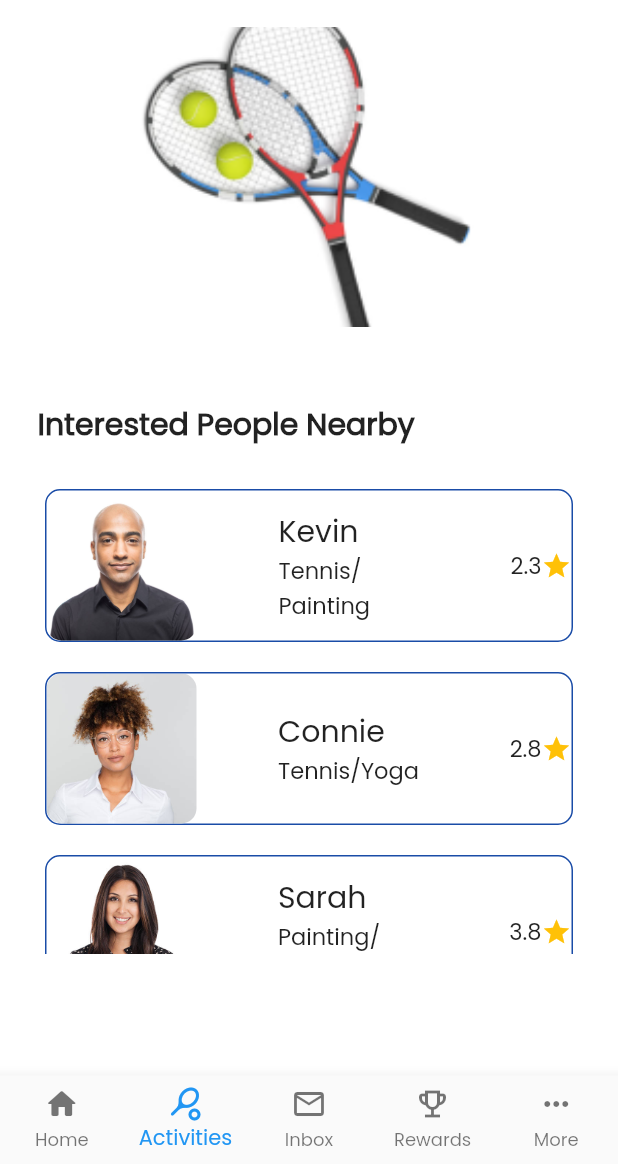
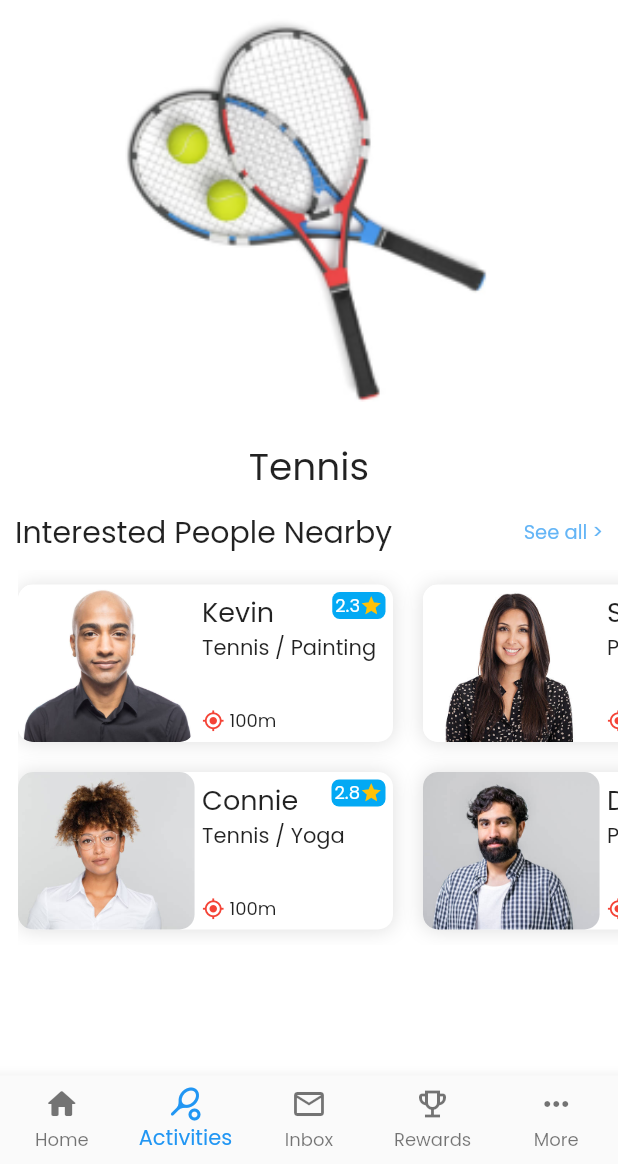
Before and after one commit to sgsm74/hackathon-phoenix, a Flutter app: the Activity screen opened by its route, after a tap on "2.3", on a phone screen of 412 x 824 dp, the part 72-1236 px from its top. Run offline on Flutter 3.47's test engine with Material 2 defaults, Android fonts, the light colour scheme and no system bars; our stand-ins replace introduction_screen, syncfusion_flutter_gauges.

Commit message:
final version of homepage

```diff
--- a/lib/data/models/activity.dart
+++ b/lib/data/models/activity.dart
@@ -67,6 +67,10 @@ class Activity {
       Activity(
           name: 'Skate', avatar: "assets/activity/skateboard.png", rating: 2.3),
       Activity(name: 'Yoga', avatar: "assets/activity/yoga.png", rating: 3.3),
+      Activity(
+          name: 'Football', avatar: "assets/activity/yoga.png", rating: 3.3),
+      Activity(
+          name: 'Basketball', avatar: "assets/activity/yoga.png", rating: 5.3),
     ];
     return activitiesList;
   }
--- a/lib/presentation/screens/activity/activity.dart
+++ b/lib/presentation/screens/activity/activity.dart
@@ -1,6 +1,7 @@
 import 'package:flutter/material.dart';
 import 'package:synergy/data/models/user.dart';
 import 'package:synergy/presentation/screens/activity/widgets/people.dart';
+import 'package:synergy/presentation/screens/home/widgets/people.dart';
 import 'package:synergy/presentation/widgets/appBar.dart';
 import 'package:synergy/presentation/widgets/bottom-navbar.dart';
 
@@ -17,14 +18,11 @@ class _ActivityState extends State<Activity> {
   Widget build(BuildContext context) {
     return Scaffold(
       appBar: customAppBar("Synergy"),
-      body: Column(
+      body: ListView(
         children: [
-          SizedBox(
-            height: 10,
-          ),
           Center(
             child: Container(
-              height: 200,
+              height: MediaQuery.of(context).size.width / 1.5,
               width: MediaQuery.of(context).size.width / 1.5,
               child: Image.asset(
                 "assets/activity/tennis-large.png",
@@ -32,10 +30,17 @@ class _ActivityState extends State<Activity> {
               ),
             ),
           ),
-          SizedBox(
-            height: 50,
+          Container(
+            margin: EdgeInsets.symmetric(vertical: 10),
+            child: Text(
+              "Tennis",
+              textAlign: TextAlign.center,
+              style: TextStyle(
+                fontSize: 25,
+              ),
+            ),
           ),
-          peopleNearbyForSpecificActivity("Interested People Nearby", users),
+          rowPeople("Interested People Nearby", users),
         ],
       ),
       bottomNavigationBar: CustomBottomNavbar(
--- a/lib/presentation/screens/home/home.dart
+++ b/lib/presentation/screens/home/home.dart
@@ -2,7 +2,7 @@ import 'package:flutter/material.dart';
 import 'package:synergy/data/models/activity.dart';
 import 'package:synergy/data/models/user.dart';
 import 'package:synergy/data/models/workshop.dart';
-import 'package:synergy/presentation/screens/home/widgets/activities.dart';
+import 'package:synergy/presentation/screens/home/widgets/homepage-activities.dart';
 import 'package:synergy/presentation/screens/home/widgets/people.dart';
 import 'package:synergy/presentation/widgets/appBar.dart';
 import 'package:synergy/presentation/widgets/bottom-navbar.dart';
@@ -70,7 +70,10 @@ class _HomeState extends State<Home> {
           SizedBox(
             height: 10,
           ),
-          rowActivities("Explore Activities", activities),
+          HomePageActivities(
+            title: "Explore Activities",
+            list: activities,
+          ),
           SizedBox(
             height: 10,
           ),
--- a/lib/presentation/screens/home/widgets/activities.dart
+++ /dev/null
@@ -1,91 +0,0 @@
-import 'package:flutter/material.dart';
-import 'package:synergy/data/models/activity.dart';
-import 'package:synergy/presentation/widgets/heading.dart';
-import 'package:synergy/utils/constants.dart';
-
-Widget rowActivities(String title, List<Activity> list) {
-  return Column(
-    crossAxisAlignment: CrossAxisAlignment.start,
-    children: [
-      headingTitle(title),
-      Container(
-        height: 150,
-        child: ListView.builder(
-          physics: BouncingScrollPhysics(),
-          scrollDirection: Axis.horizontal,
-          itemCount: list.length,
-          itemBuilder: (BuildContext context, int index) {
-            return Container(
-              margin: EdgeInsets.symmetric(horizontal: 10, vertical: 10),
-              child: Column(
-                children: [
-                  GestureDetector(
-                    onTap: () {
-                      Navigator.of(context).pushNamed('/activity');
-                    },
-                    child: Stack(
-                      alignment: Alignment.topRight,
-                      children: [
-                        Container(
-                          width: Constants.getWidth(context) / 3.5,
-                          height: Constants.getWidth(context) / 3.5,
-                          decoration: BoxDecoration(
-                            boxShadow: [
-                              BoxShadow(
-                                blurRadius: 15,
-                                offset: Offset(1, 1),
-                                spreadRadius: 2,
-                                color: Colors.grey.shade300,
-                              ),
-                            ],
-                            color: Colors.white,
-                            borderRadius: BorderRadius.all(
-                              Radius.circular(10),
-                            ),
-                          ),
-                          child: ClipRRect(
-                            borderRadius: BorderRadius.all(
-                              Radius.circular(10),
-                            ),
-                            child: Image.asset(
-                              list[index].avatar,
-                              fit: BoxFit.cover,
-                            ),
-                          ),
-                        ),
-                        Container(
-                          child: Wrap(
-                            crossAxisAlignment: WrapCrossAlignment.center,
-                            children: [
-                              Text(
-                                list[index].rating.toString(),
-                                style: TextStyle(fontSize: 12),
-                              ),
-                              Icon(
-                                Icons.star,
-                                color: Colors.amber,
-                                size: 15,
-                              ),
-                            ],
-                          ),
-                        )
-                      ],
-                    ),
-                  ),
-                  Container(
-                    width: 100,
-                    child: Text(
-                      list[index].name,
-                      textAlign: TextAlign.center,
-                      style: TextStyle(fontSize: 18),
-                    ),
-                  ),
-                ],
-              ),
-            );
-          },
-        ),
-      )
-    ],
-  );
-}
--- /dev/null
+++ b/lib/presentation/screens/home/widgets/homepage-activities.dart
@@ -0,0 +1,119 @@
+import 'package:flutter/material.dart';
+import 'package:synergy/data/models/activity.dart';
+import 'package:synergy/presentation/screens/activity/activities.dart';
+import 'package:synergy/presentation/widgets/heading.dart';
+import 'package:synergy/utils/constants.dart';
+
+class HomePageActivities extends StatelessWidget {
+  final String title;
+  final List<Activity> list;
+  const HomePageActivities({Key? key, required this.title, required this.list})
+      : super(key: key);
+
+  @override
+  Widget build(BuildContext context) {
+    return Column(
+      crossAxisAlignment: CrossAxisAlignment.start,
+      children: [
+        headingTitle(title, () {
+          Navigator.push(
+            context,
+            MaterialPageRoute(builder: (context) => Activities()),
+          );
+        }),
+        Container(
+          height: Constants.getWidth(context) / 3.5 + 50,
+          child: ListView.builder(
+            physics: BouncingScrollPhysics(),
+            scrollDirection: Axis.horizontal,
+            itemCount: list.length,
+            itemBuilder: (BuildContext context, int index) {
+              return Container(
+                margin: EdgeInsets.only(left: 13, top: 10),
+                child: Column(
+                  children: [
+                    GestureDetector(
+                      onTap: () {
+                        Navigator.of(context).pushNamed('/activity');
+                      },
+                      child: Stack(
+                        alignment: Alignment.topRight,
+                        children: [
+                          Container(
+                            width: Constants.getWidth(context) / 3.5,
+                            height: Constants.getWidth(context) / 3.5,
+                            decoration: BoxDecoration(
+                              boxShadow: [
+                                BoxShadow(
+                                  blurRadius: 15,
+                                  offset: Offset(1, 1),
+                                  spreadRadius: 2,
+                                  color: Colors.grey.shade300,
+                                ),
+                              ],
+                              color: Colors.white,
+                              borderRadius: BorderRadius.all(
+                                Radius.circular(10),
+                              ),
+                            ),
+                            child: ClipRRect(
+                              borderRadius: BorderRadius.all(
+                                Radius.circular(10),
+                              ),
+                              child: Image.asset(
+                                list[index].avatar,
+                                fit: BoxFit.cover,
+                              ),
+                            ),
+                          ),
+                          Container(
+                            margin: EdgeInsets.symmetric(
+                              vertical: 5,
+                              horizontal: 5,
+                            ),
+                            padding: EdgeInsets.symmetric(horizontal: 2),
+                            decoration: BoxDecoration(
+                              color: Colors.lightBlue,
+                              borderRadius: BorderRadius.all(
+                                Radius.circular(5),
+                              ),
+                            ),
+                            child: Wrap(
+                              crossAxisAlignment: WrapCrossAlignment.center,
+                              children: [
+                                Text(
+                                  list[index].rating.toString(),
+                                  style: TextStyle(
+                                    fontSize: 10,
+                                    color: Colors.white,
+                                  ),
+                                ),
+                                Icon(
+                                  Icons.star,
+                                  color: Colors.amber,
+                                  size: 12,
+                                ),
+                              ],
+                            ),
+                          ),
+                        ],
+                      ),
+                    ),
+                    Container(
+                      width: 100,
+                      child: Text(
+                        list[index].name,
+                        textAlign: TextAlign.center,
+                        style: TextStyle(fontSize: 18),
+                      ),
+                    ),
+                  ],
+                ),
+              );
+            },
+          ),
+        )
+      ],
+    );
+  }
+}
--- a/lib/presentation/screens/home/widgets/people.dart
+++ b/lib/presentation/screens/home/widgets/people.dart
@@ -8,11 +8,11 @@ Widget rowPeople(String title, List<User> list) {
   return Column(
     crossAxisAlignment: CrossAxisAlignment.start,
     children: [
-      headingTitle(title),
+      headingTitle(title, () {}),
       Container(
         height: 250,
-        margin: EdgeInsets.symmetric(vertical: 10.0),
-        padding: const EdgeInsets.symmetric(horizontal: 10.0),
+        margin: EdgeInsets.only(top: 10.0, left: 12),
+        //padding: const EdgeInsets.symmetric(horizontal: 10.0),
         child: GridView.builder(
           gridDelegate: SliverGridDelegateWithFixedCrossAxisCount(
             crossAxisCount: 2,
@@ -144,13 +144,23 @@ Widget rowPeople(String title, List<User> list) {
                     ),
                   ),
                   Container(
-                    margin: EdgeInsets.symmetric(vertical: 10),
+                    margin: EdgeInsets.symmetric(vertical: 15, horizontal: 5),
+                    padding: EdgeInsets.symmetric(horizontal: 2),
+                    decoration: BoxDecoration(
+                      color: Colors.lightBlue,
+                      borderRadius: BorderRadius.all(
+                        Radius.circular(5),
+                      ),
+                    ),
                     child: Wrap(
                       crossAxisAlignment: WrapCrossAlignment.center,
                       children: [
                         Text(
                           list[index].rating.toString(),
-                          style: TextStyle(fontSize: 12),
+                          style: TextStyle(
+                            fontSize: 12,
+                            color: Colors.white,
+                          ),
                         ),
                         Icon(
                           Icons.star,
--- a/lib/presentation/widgets/heading.dart
+++ b/lib/presentation/widgets/heading.dart
@@ -1,6 +1,6 @@
 import 'package:flutter/material.dart';
 
-Widget headingTitle(String title) {
+Widget headingTitle(String title, Function() function) {
   return Row(
     mainAxisAlignment: MainAxisAlignment.spaceBetween,
     children: [
@@ -13,7 +13,10 @@ Widget headingTitle(String title) {
           ),
         ),
       ),
-      Padding(
+      title != ''
+          ? GestureDetector(
+              onTap: function,
+              child: Padding(
                 padding: const EdgeInsets.only(right: 10.0),
                 child: Text(
                   "See all >",
@@ -23,6 +26,8 @@ Widget headingTitle(String title) {
                   ),
                 ),
               ),
+            )
+          : Text(''),
     ],
   );
 }
```
Also changed, not shown: lib/presentation/screens/activity/activities.dart (added, +24 -0 lines), lib/presentation/screens/home/widgets/all-activities.dart (added, +105 -0 lines), assets/images/home-background.png, assets/images/home-background2.png (added). Lines whose indentation alone changed are shown as unchanged.
